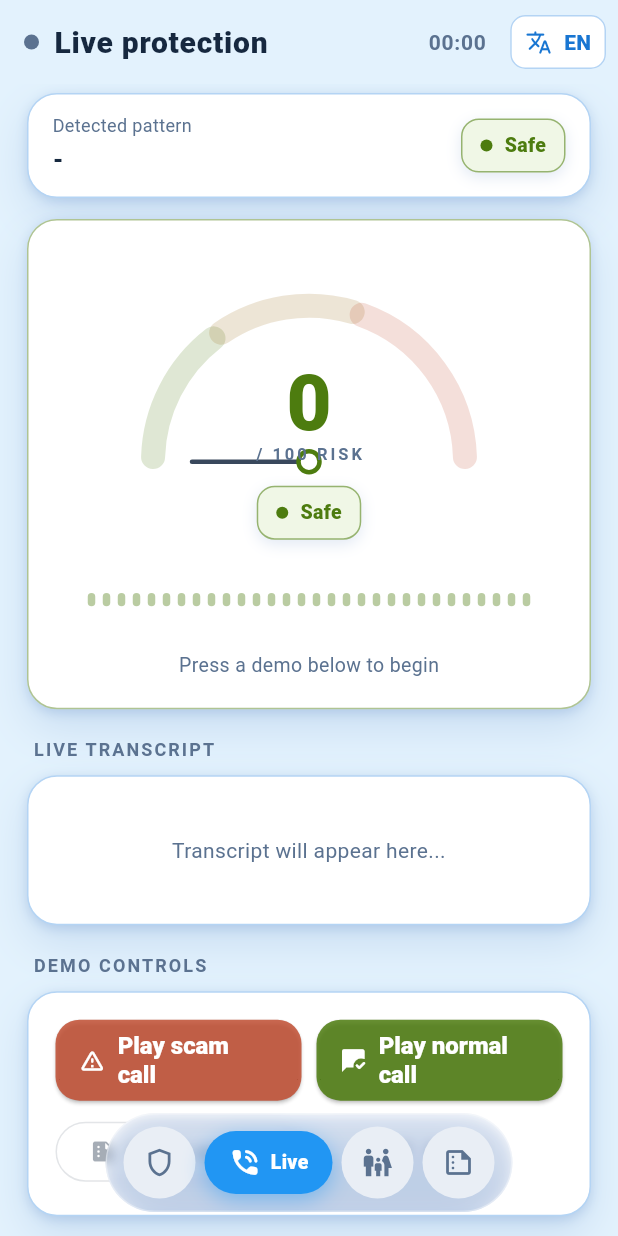
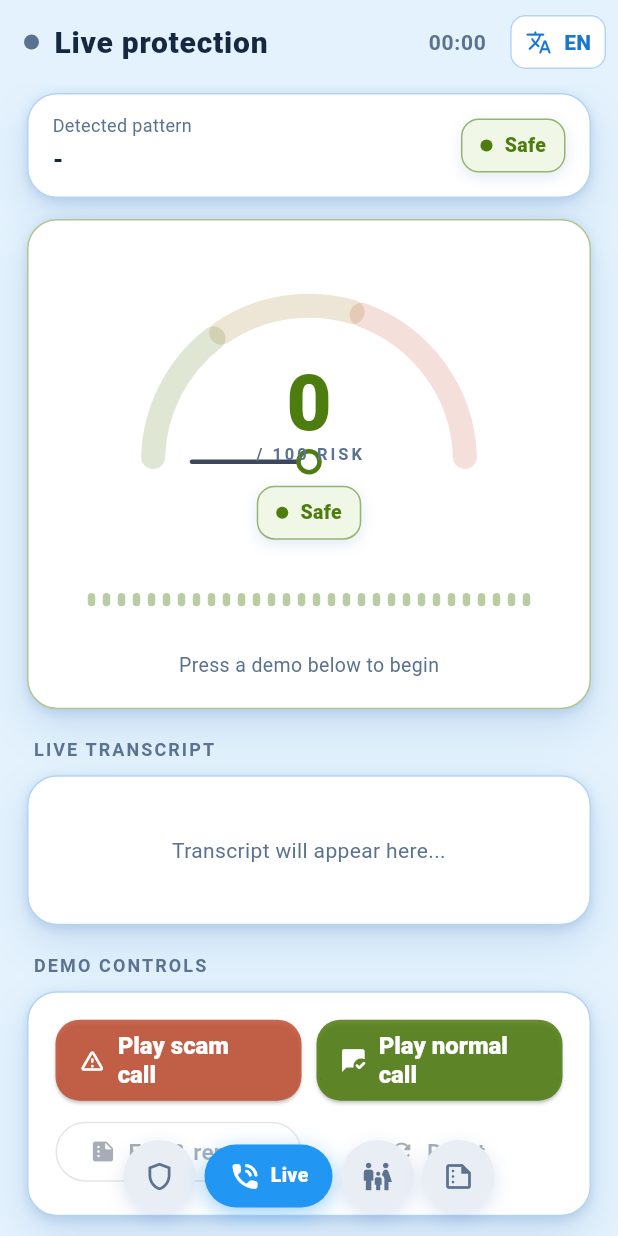
Before and after one commit to Kartheek18153/Kavach, a Flutter app: the screen it shows after launch, item 2 of the bottom bar chosen, on a phone screen of 412 x 824 dp. Run offline on Flutter 3.47's test engine with Material 3 defaults, Android fonts, the phone set to English and light mode, and no system bars.

Commit message:
Nav buttons float without outer shell

```diff
--- a/lib/main.dart
+++ b/lib/main.dart
@@ -1,5 +1,3 @@
-import 'dart:ui';
-
 import 'package:flutter/material.dart';
 
 import 'demo/simulator.dart';
@@ -126,44 +124,8 @@ class _FloatingNav extends StatelessWidget {
       ),
       (Icons.summarize_outlined, Icons.summarize_rounded, 'tabReport'),
     ];
-    // Liquid-glass pill: frosted blur over scrolling content, with a
-    // solid fallback when the OS requests reduced transparency.
-    final reduceTransparency = MediaQuery.highContrastOf(context);
-    return Container(
-      margin: const EdgeInsets.symmetric(horizontal: 24),
-      child: ClipRRect(
-        borderRadius: BorderRadius.circular(999),
-        child: BackdropFilter(
-          filter: ImageFilter.blur(
-            sigmaX: reduceTransparency ? 0 : 4,
-            sigmaY: reduceTransparency ? 0 : 4,
-          ),
-          child: Container(
-            padding:
-                const EdgeInsets.symmetric(horizontal: 8, vertical: 8),
-            decoration: BoxDecoration(
-              color: reduceTransparency
-                  ? KavachColors.surface
-                  : KavachColors.surface.withValues(alpha: 0.15),
-              borderRadius: BorderRadius.circular(999),
-              border: Border.all(
-                color: Colors.white.withValues(alpha: 0.35),
-                width: 1,
-              ),
-              boxShadow: const [
-                BoxShadow(
-                  color: Color(0x260D47A1),
-                  blurRadius: 6,
-                  offset: Offset(0, 2),
-                ),
-                BoxShadow(
-                  color: Color(0x330D47A1),
-                  blurRadius: 28,
-                  offset: Offset(0, 14),
-                ),
-              ],
-            ),
-            child: Row(
+    // No outer shell — the buttons float directly over the content.
+    return Row(
       mainAxisSize: MainAxisSize.min,
       children: [
         for (var i = 0; i < items.length; i++)
@@ -172,10 +134,6 @@ class _FloatingNav extends StatelessWidget {
             child: _pillItem(context, i, items[i]),
           ),
       ],
-            ),
-          ),
-        ),
-      ),
     );
   }
 
@@ -232,6 +190,13 @@ class _FloatingNav extends StatelessWidget {
         decoration: const BoxDecoration(
           color: Color(0xFFE9EEF5),
           shape: BoxShape.circle,
+          boxShadow: [
+            BoxShadow(
+              color: Color(0x260D47A1),
+              blurRadius: 10,
+              offset: Offset(0, 4),
+            ),
+          ],
         ),
         child: Icon(
           item.$1,
```
Lines whose indentation alone changed are shown as unchanged.
